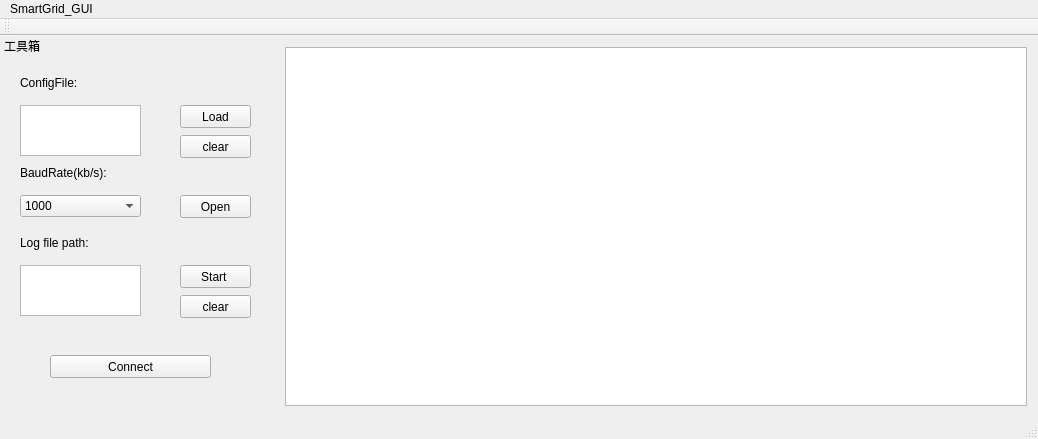
Qt form mymainwindow/mainwindow.ui (sunny-everyday/CanbusGUIbyQT) before a commit.
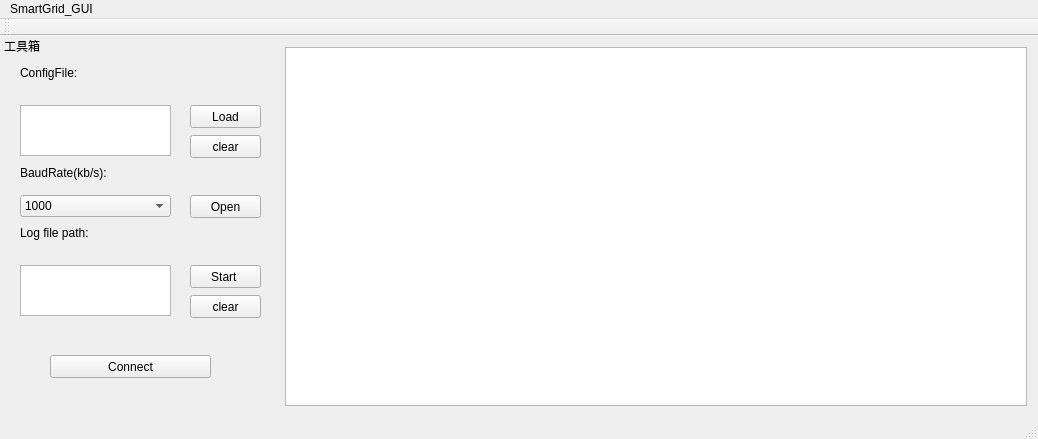
The same form after that commit. Icons and pictures are not drawn.

Diff of the .ui file:
```diff
--- a/mymainwindow/mainwindow.ui
+++ b/mymainwindow/mainwindow.ui
@@ -84,7 +84,7 @@
     <widget class="QPushButton" name="Loadconfig">
      <property name="geometry">
       <rect>
-       <x>180</x>
+       <x>190</x>
        <y>50</y>
        <width>71</width>
        <height>23</height>
@@ -97,7 +97,7 @@
     <widget class="QPushButton" name="OpenCanbus">
      <property name="geometry">
       <rect>
-       <x>180</x>
+       <x>190</x>
        <y>140</y>
        <width>71</width>
        <height>23</height>
@@ -110,7 +110,7 @@
     <widget class="QPushButton" name="Startlog">
      <property name="geometry">
       <rect>
-       <x>180</x>
+       <x>190</x>
        <y>210</y>
        <width>71</width>
        <height>23</height>
@@ -137,7 +137,7 @@
      <property name="geometry">
       <rect>
        <x>20</x>
-       <y>20</y>
+       <y>10</y>
        <width>91</width>
        <height>16</height>
       </rect>
@@ -163,7 +163,7 @@
      <property name="geometry">
       <rect>
        <x>20</x>
-       <y>180</y>
+       <y>170</y>
        <width>101</width>
        <height>16</height>
       </rect>
@@ -177,7 +177,7 @@
       <rect>
        <x>20</x>
        <y>140</y>
-       <width>121</width>
+       <width>151</width>
        <height>22</height>
       </rect>
      </property>
@@ -222,7 +222,7 @@
       <rect>
        <x>20</x>
        <y>50</y>
-       <width>121</width>
+       <width>151</width>
        <height>51</height>
       </rect>
      </property>
@@ -232,7 +232,7 @@
       <rect>
        <x>20</x>
        <y>210</y>
-       <width>121</width>
+       <width>151</width>
        <height>51</height>
       </rect>
      </property>
@@ -240,7 +240,7 @@
     <widget class="QPushButton" name="Loadconfig_clear">
      <property name="geometry">
       <rect>
-       <x>180</x>
+       <x>190</x>
        <y>80</y>
        <width>71</width>
        <height>23</height>
@@ -253,7 +253,7 @@
     <widget class="QPushButton" name="Startlog_clear">
      <property name="geometry">
       <rect>
-       <x>180</x>
+       <x>190</x>
        <y>240</y>
        <width>71</width>
        <height>23</height>
```
